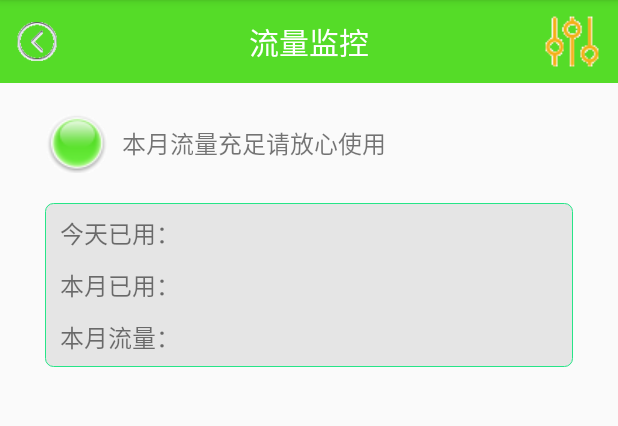
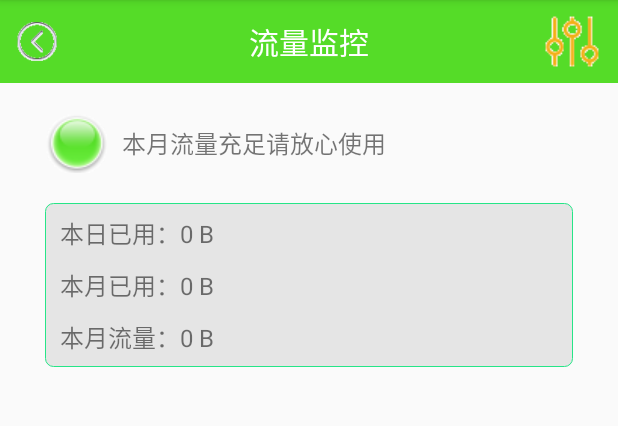
Before and after one commit to HengistLee1/MobileGuard, an Android app: the TrafficMonitoringActivity screen opened directly, with no data from a screen before it, on a phone screen of 412 x 824 dp, the part 84-510 px from its top. Run offline under Robolectric (Android 15) with nearby library versions, the phone set to English and light mode, and no system bars; 1 statement that could not run was skipped.

Commit message:
第七模块

```diff
--- a/app/src/main/java/cn/edu/gdmec/android/mobileguard/m8trafficmonitor/TrafficMonitoringActivity.java
+++ b/app/src/main/java/cn/edu/gdmec/android/mobileguard/m8trafficmonitor/TrafficMonitoringActivity.java
@@ -76,7 +76,7 @@ public class TrafficMonitoringActivity extends AppCompatActivity implements View
     }
 
     private void initData() {
-        /*long totalflow = mSP.getLong("totalflow",0);
+        long totalflow = mSP.getLong("totalflow",0);
         long usedflow = mSP.getLong("usedflow",0);
         if (totalflow > 0 & usedflow >= 0) {
             float scale = usedflow / totalflow;
@@ -98,20 +98,20 @@ public class TrafficMonitoringActivity extends AppCompatActivity implements View
         if (mobileGPRS < 0) {
             mobileGPRS = 0;
         }
-        mTodayTV.setText("本日已用：" + Formatter.formatFileSize(this, mobileGPRS));*/
+        mTodayTV.setText("本日已用：" + Formatter.formatFileSize(this, mobileGPRS));
     }
 
     private void registReceiver() {
-       /* receiver = new CorrectFlowReceiver();
+        receiver = new CorrectFlowReceiver();
         IntentFilter filter = new IntentFilter();
         filter.addAction("android.provider.Telephony.SMS_RECEIVED");
-        registerReceiver(receiver , filter);*/
+        registerReceiver(receiver , filter);
     }
 
 
     @Override
     public void onClick(View v) {
-        /*switch (v.getId()) {
+        switch (v.getId()) {
             case R.id.imgv_leftbtn:
                 finish();
                 break;
@@ -142,7 +142,7 @@ public class TrafficMonitoringActivity extends AppCompatActivity implements View
 
 
                 }
-        }*/
+        }
 
     }
 
```
